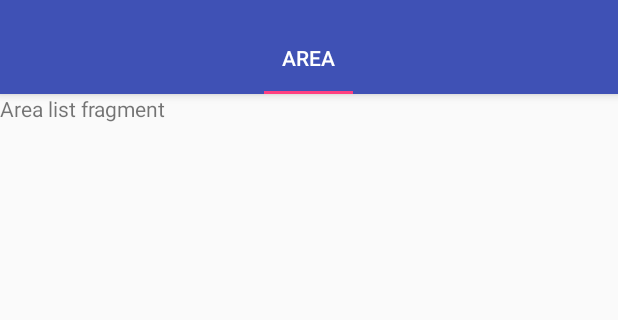
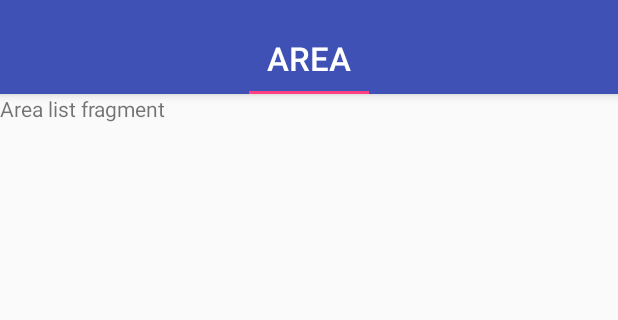
Before and after one commit to ilya-lebedev/World-Meal, an Android app: the screen it shows after launch (ClassificationActivity), on a phone screen of 412 x 824 dp, the part 74-394 px from its top. Run offline under Robolectric (Android 15) with nearby library versions, the phone set to English and light mode, and no system bars.

Commit message:
feat: Add style for the TabLayout

```diff
--- a/app/src/main/res/layout/activity_classification.xml
+++ b/app/src/main/res/layout/activity_classification.xml
@@ -43,6 +43,7 @@
 
         <android.support.design.widget.TabLayout
             android:id="@+id/tablayout"
+            style="@style/ClassificationTabLayout"
             android:layout_width="match_parent"
             android:layout_height="wrap_content" />
 
--- a/app/src/main/res/values/styles.xml
+++ b/app/src/main/res/values/styles.xml
@@ -33,4 +33,14 @@
 
     <style name="AppTheme.PopupOverlay" parent="ThemeOverlay.AppCompat.Light" />
 
+    <style name="ClassificationTabLayout" parent="Base.Widget.Design.TabLayout">
+        <item name="tabTextAppearance">@style/ClassificationTabTextAppearance</item>
+    </style>
+
+    <style name="ClassificationTabTextAppearance" parent="TextAppearance.AppCompat.Button">
+        <item name="android:textSize">22sp</item>
+        <item name="android:textColor">@android:color/white</item>
+        <item name="textAllCaps">true</item>
+    </style>
+
 </resources>
```
